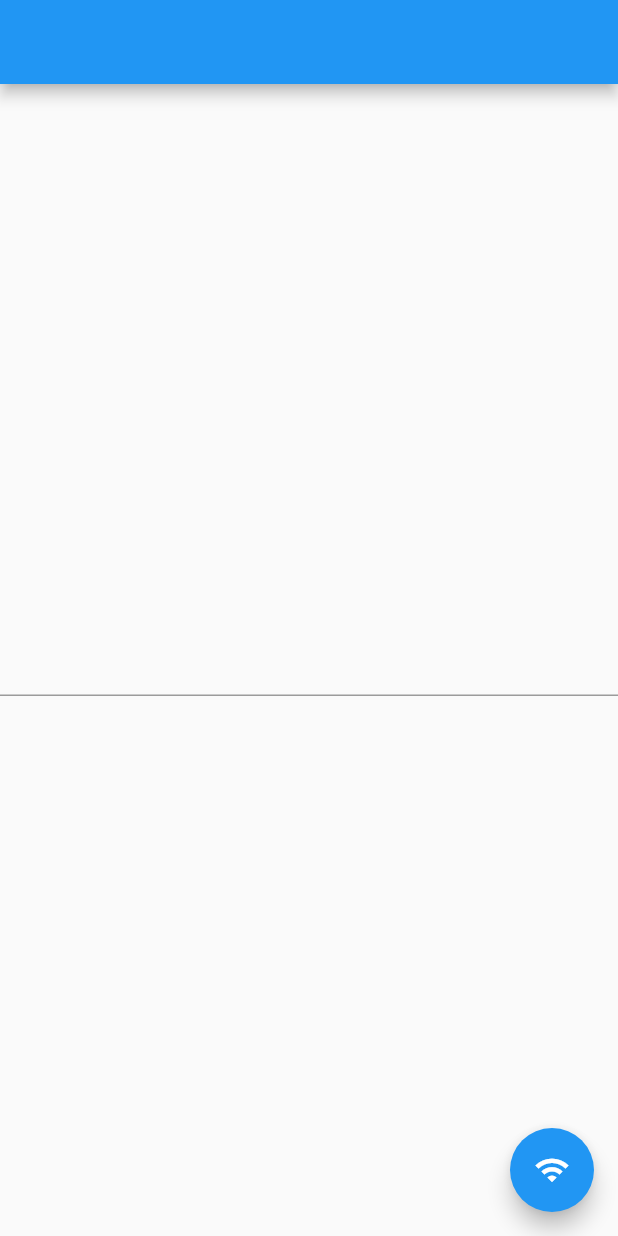
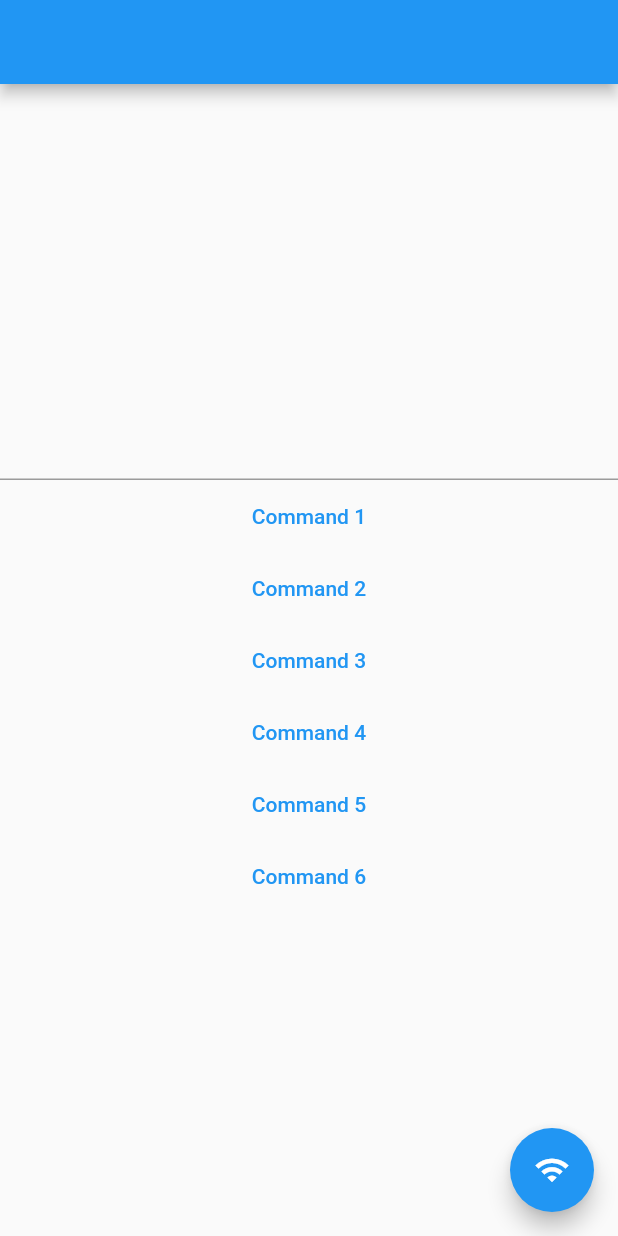
Before and after one commit to akashpamal/SpeechToCADApp, a Flutter app: the screen it shows after launch, on a phone screen of 412 x 824 dp. Run offline on Flutter 3.47's test engine with Material 2 defaults, Android fonts, the phone set to English and light mode, and no system bars.

```diff
--- a/speech_to_cad_app/lib/main.dart
+++ b/speech_to_cad_app/lib/main.dart
@@ -40,8 +40,55 @@ class HomePage extends StatelessWidget {
     return Scaffold(
       appBar: AppBar(),
       body: Center(
-        child: TextFormField(
-          controller: textEditingController,
+        child: Column(
+          mainAxisAlignment: MainAxisAlignment.center,
+          children: [
+            TextFormField(
+              controller: textEditingController,
+            ),
+            TextButton(
+              onPressed: () {
+                communicationManager
+                    .sendMessage("app = adsk.core.Application.get()\n");
+                // communicationManager.sendMessage("exit()");
+              },
+              child: Text("Command 1"),
+            ),
+            TextButton(
+              onPressed: () {
+                communicationManager.sendMessage("ui = app.userInterface\n");
+              },
+              child: Text("Command 2"),
+            ),
+            TextButton(
+              onPressed: () {
+                communicationManager
+                    .sendMessage("design = app.activeProduct\n");
+              },
+              child: Text("Command 3"),
+            ),
+            TextButton(
+              onPressed: () {
+                communicationManager
+                    .sendMessage("rootComp = design.rootComponent\n");
+              },
+              child: Text("Command 4"),
+            ),
+            TextButton(
+              onPressed: () {
+                communicationManager.sendMessage(
+                    "sketch = rootComp.sketches.add(rootComp.xYConstructionPlane)\n");
+              },
+              child: Text("Command 5"),
+            ),
+            TextButton(
+              onPressed: () {
+                communicationManager.sendMessage(
+                    "rec1 = sketch.sketchCurves.sketchLines.addTwoPointRectangle(adsk.core.Point3D.create(0, 0, 0), adsk.core.Point3D.create(20, 20, 0))\n");
+              },
+              child: Text("Command 6"),
+            ),
+          ],
         ),
       ),
       floatingActionButton: FloatingActionButton(
```
Also changed, not shown: 1 other file.
